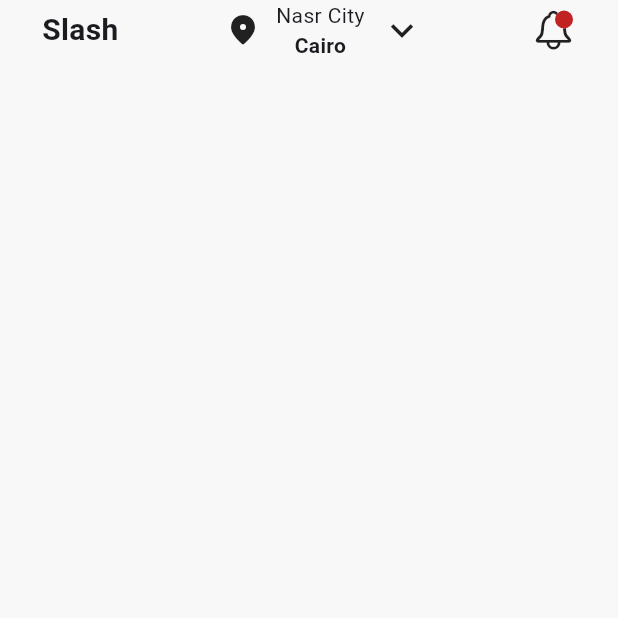
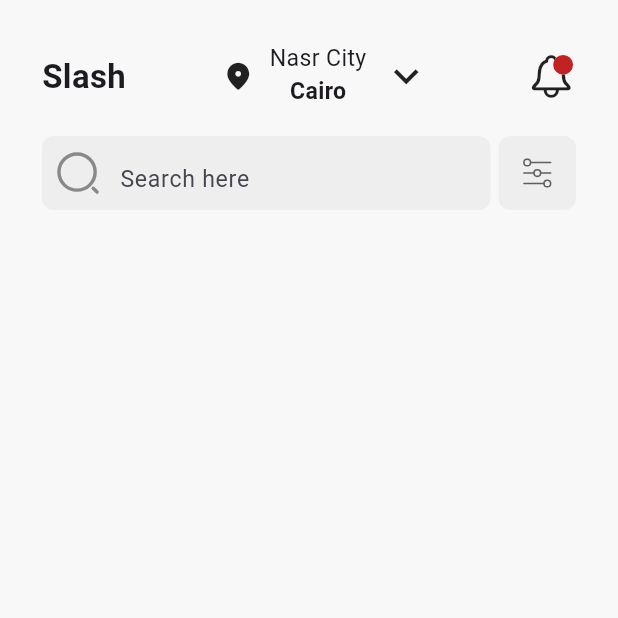
Before and after one commit to cshazem1/test_slash, a Flutter app: the screen it shows after launch, on a phone screen of 412 x 824 dp, the top half of it. Run offline on Flutter 3.47's test engine with Material 3 defaults, Android fonts, the phone set to English and light mode, and no system bars; our stand-ins replace flutter_screenutil, flutter_svg, font_awesome_flutter, go_router; Roboto replaces fonts that are missing (Urbanist).

Commit message:
add customer search

```diff
--- a/lib/core/theming/colors.dart
+++ b/lib/core/theming/colors.dart
@@ -3,4 +3,6 @@ import 'package:flutter/material.dart';
 class ColorManager{
   static const red=Color(0xffC12222);
 
+  static const gray=Color(0xffEEEEEE);
+
 }
--- a/lib/core/theming/styles.dart
+++ b/lib/core/theming/styles.dart
@@ -1,37 +1,38 @@
 
 import 'package:flutter/material.dart';
+import 'package:flutter_screenutil/flutter_screenutil.dart';
 
 import '../../constans.dart';
 
-abstract class TextStyles{
-static TextStyle  font20Black700Weight=const TextStyle(
+ class TextStyles{
+static TextStyle  font20Black700Weight= TextStyle(
   fontWeight: FontWeight.w700,
-  fontSize: 20,fontFamily: kPrimaryFont
+  fontSize: 20.sp,fontFamily: kPrimaryFont
 
 );
-static TextStyle  font14Black700Weight=const TextStyle(
+static TextStyle  font14Black700Weight= TextStyle(
     fontWeight: FontWeight.w700,
-    fontSize: 14,fontFamily: kPrimaryFont
+    fontSize: 14.sp,fontFamily: kPrimaryFont
 
 );
-static TextStyle  font14Black400Weight=const TextStyle(
+static TextStyle  font14Black400Weight= TextStyle(
     fontWeight: FontWeight.w400,
-    fontSize: 14,fontFamily: kPrimaryFont
+    fontSize: 14.sp,fontFamily: kPrimaryFont
 
 );
-static TextStyle  font22Black600Weight=const TextStyle(
+static TextStyle  font22Black600Weight= TextStyle(
     fontWeight: FontWeight.w600,
-    fontSize: 22,fontFamily: kPrimaryFont
+    fontSize: 22.sp,fontFamily: kPrimaryFont
 
 );
-static TextStyle  font14Black500Weight=const TextStyle(
+static TextStyle  font14Black500Weight= TextStyle(
     fontWeight: FontWeight.w500,
-    fontSize: 14,fontFamily: kPrimaryFont
+    fontSize: 14.sp,fontFamily: kPrimaryFont
 
 );
-static TextStyle  font16Black700Weight=const TextStyle(
+static TextStyle  font16Black700Weight= TextStyle(
     fontWeight: FontWeight.w700,
-    fontSize: 16,fontFamily: kPrimaryFont
+    fontSize: 16.dm,fontFamily: kPrimaryFont
 
 );
 }
--- a/lib/features/home/presentation/views/home_view.dart
+++ b/lib/features/home/presentation/views/home_view.dart
@@ -1,5 +1,6 @@
 import 'package:flutter/cupertino.dart';
 import 'package:flutter/material.dart';
+import 'package:flutter_screenutil/flutter_screenutil.dart';
 import 'package:test_slash/core/theming/colors.dart';
 import 'package:test_slash/features/home/presentation/views/widgets/home_view_body.dart';
 
@@ -10,9 +11,12 @@ class HomeView extends StatelessWidget {
 
   @override
   Widget build(BuildContext context) {
-    return const Scaffold(
-      body: SafeArea(
-        child: HomeViewBody(),
+    return const ScreenUtilInit(
+      designSize: Size(375, 1367),
+      child: Scaffold(
+        body: SafeArea(
+          child: HomeViewBody(),
+        ),
       ),
     );
   }
--- a/lib/features/home/presentation/views/widgets/custom_app_bar.dart
+++ b/lib/features/home/presentation/views/widgets/custom_app_bar.dart
@@ -1,5 +1,6 @@
 import 'package:flutter/cupertino.dart';
 import 'package:flutter/material.dart';
+import 'package:flutter_screenutil/flutter_screenutil.dart';
 
 import '../../../../../core/theming/colors.dart';
 import '../../../../../core/theming/styles.dart';
@@ -12,7 +13,7 @@ class CustomAppBar extends StatelessWidget {
   @override
   Widget build(BuildContext context) {
     return SizedBox(
-      height: 40,
+      height: 42.spMax,
       width: MediaQuery.sizeOf(context).width,
       child: Row(
         mainAxisAlignment: MainAxisAlignment.spaceBetween,
@@ -20,59 +21,59 @@ class CustomAppBar extends StatelessWidget {
         children: [
           Text(
             "Slash",
-            style: TextStyles.font20Black700Weight,
+            style: TextStyles.font20Black700Weight.copyWith(fontSize: 20.sp),
           ),
           Row(
             mainAxisAlignment: MainAxisAlignment.spaceAround,
             crossAxisAlignment: CrossAxisAlignment.center,
             children: [
-              const Icon(Icons.location_on_rounded),
-              const SizedBox(
+               Icon(Icons.location_on_rounded,size: 20.sp,),
+               SizedBox(
                 width: 10,
               ),
               Column(
                 children: [
                   Text(
                     "Nasr City",
-                    style: TextStyles.font14Black400Weight,
+                    style: TextStyles.font14Black400Weight.copyWith(fontSize: 14.sp),
                   ),
                   Text(
                     "Cairo",
-                    style: TextStyles.font14Black700Weight,
+                    style: TextStyles.font14Black700Weight.copyWith(fontSize: 14.sp),
                   ),
                 ],
               ),
-              const SizedBox(
+               SizedBox(
                 width: 10,
               ),
-              const Row(
+               Row(
                 crossAxisAlignment: CrossAxisAlignment.center,
                 children: [
                   Icon(
                     Icons.keyboard_arrow_down,
-                    size: 30,
+                    size: 30.sp,
                   ),
                 ],
               )
             ],
           ),
           Stack(children: [
-            const Icon(
+             Icon(
               CupertinoIcons.bell,
-              size: 30,
+              size: 30.sp,
             ),
             Positioned(
               right: 2,
               top: 2,
               child: Container(
-                height: 12,
-                width: 12,
+                height: 12.sp,
+                width: 12.sp,
                 decoration: const BoxDecoration(
                     color: Colors.white,
                     borderRadius: BorderRadius.all(Radius.circular(500))),
                 child: Container(
-                  height: 10,
-                  width: 10,
+                  height: 10.sp,
+                  width: 10.sp,
                   decoration: const BoxDecoration(
                       color: ColorManager.red,
                       borderRadius: BorderRadius.all(Radius.circular(500))),
--- /dev/null
+++ b/lib/features/home/presentation/views/widgets/custom_search.dart
@@ -0,0 +1,76 @@
+import 'package:flutter/cupertino.dart';
+import 'package:flutter/material.dart';
+import 'package:flutter_screenutil/flutter_screenutil.dart';
+import 'package:flutter_svg/flutter_svg.dart';
+import 'package:font_awesome_flutter/font_awesome_flutter.dart';
+import 'package:test_slash/core/theming/styles.dart';
+
+import '../../../../../core/theming/colors.dart';
+
+class CustomSearch extends StatelessWidget {
+  const CustomSearch({
+    super.key,
+  });
+
+  @override
+  Widget build(BuildContext context) {
+    return Row(
+      mainAxisAlignment: MainAxisAlignment.spaceBetween,
+      children: [
+        Container(
+          width: 272.sp,
+          height: 45.sp,
+          decoration: BoxDecoration(
+            color: ColorManager.gray,
+            borderRadius: BorderRadius.circular(8),
+          ),
+          child: TextField(
+            onSubmitted: (value) {},
+            style: const TextStyle(fontSize: 20),
+            decoration: InputDecoration(
+              enabledBorder: customOutlineInputBorder(),
+              focusedBorder: customOutlineInputBorder(),
+              prefixIcon: Opacity(
+                opacity: .7,
+                child: Padding(
+                  padding: const EdgeInsets.all(8.0),
+                  child:    SvgPicture.asset(
+                    "assets/svg/icons/search-normal.svg",width: 20.sp,height: 20.sp,)
+
+                ,
+                ),
+              ),
+              hintText: "Search here",
+              hintStyle:
+                  TextStyles.font14Black400Weight.copyWith(fontSize: 14.sp),
+            ),
+          ),
+        ),
+        Container(
+          width: 47.sp,
+          height: 45.sp,
+          decoration: BoxDecoration(
+              borderRadius: BorderRadius.circular(8), color: ColorManager.gray),
+          child: Center(
+            child: SvgPicture.asset(
+              "assets/svg/icons/list_icon.svg",
+              height: 18.sp,
+                width: 18.sp,
+
+          ),
+        ),)
+      ],
+    );
+  }
+
+  OutlineInputBorder customOutlineInputBorder() {
+    return const OutlineInputBorder(
+        borderSide: BorderSide(
+          width: 2,
+          color: ColorManager.gray,
+        ),
+        borderRadius: BorderRadius.all(
+          Radius.circular(8),
+        ));
+  }
+}
--- a/lib/features/home/presentation/views/widgets/home_view_body.dart
+++ b/lib/features/home/presentation/views/widgets/home_view_body.dart
@@ -1,9 +1,11 @@
 import 'package:flutter/cupertino.dart';
 import 'package:flutter/material.dart';
+import 'package:flutter_screenutil/flutter_screenutil.dart';
 
 import '../../../../../core/theming/colors.dart';
 import '../../../../../core/theming/styles.dart';
 import 'custom_app_bar.dart';
+import 'custom_search.dart';
 
 class HomeViewBody extends StatelessWidget {
   const HomeViewBody({
@@ -12,10 +14,18 @@ class HomeViewBody extends StatelessWidget {
 
   @override
   Widget build(BuildContext context) {
-    return const Padding(
-      padding: EdgeInsets.symmetric(horizontal: 28.0),
+    return  Padding(
+      padding: const EdgeInsets.symmetric(horizontal: 28.0,vertical: 28),
       child: SingleChildScrollView(
-        child: CustomAppBar(),
+        child: Column(
+          children: [
+            const CustomAppBar(),
+            SizedBox(height: 15.spMax,),
+            const CustomSearch()
+
+          ],
+        ),
+
       ),
     );
   }
--- a/lib/slash_app.dart
+++ b/lib/slash_app.dart
@@ -1,4 +1,5 @@
 import 'package:flutter/material.dart';
+import 'package:flutter_screenutil/flutter_screenutil.dart';
 import 'package:test_slash/core/routing/app_routers.dart';
 
 import 'constans.dart';
```
Also changed, not shown: pubspec.yaml (+7 -2 lines), assets/svg/icons/list_icon.svg (added), assets/svg/icons/search-normal.svg (added), pubspec.lock.
